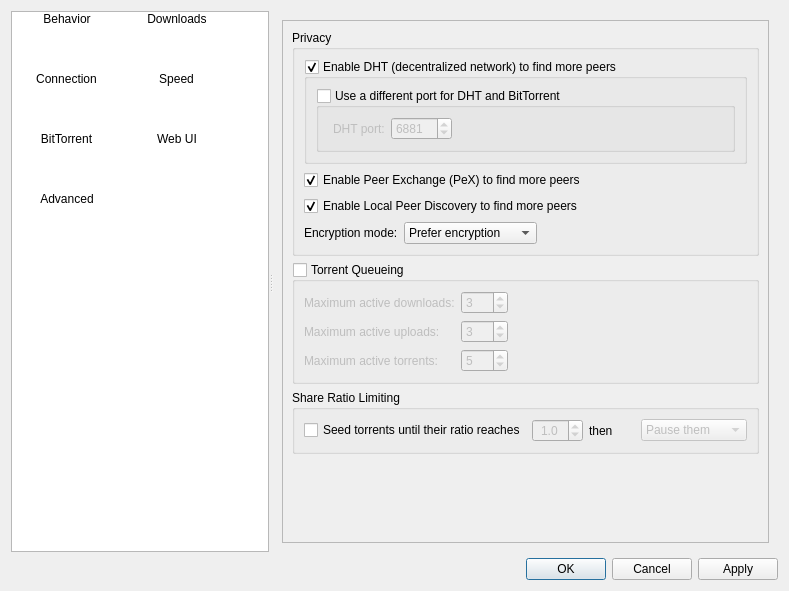
Above: src/preferences/options.ui from SysAdminDoc/qBittorrent-Vanced before the change. Below: the same form after it.
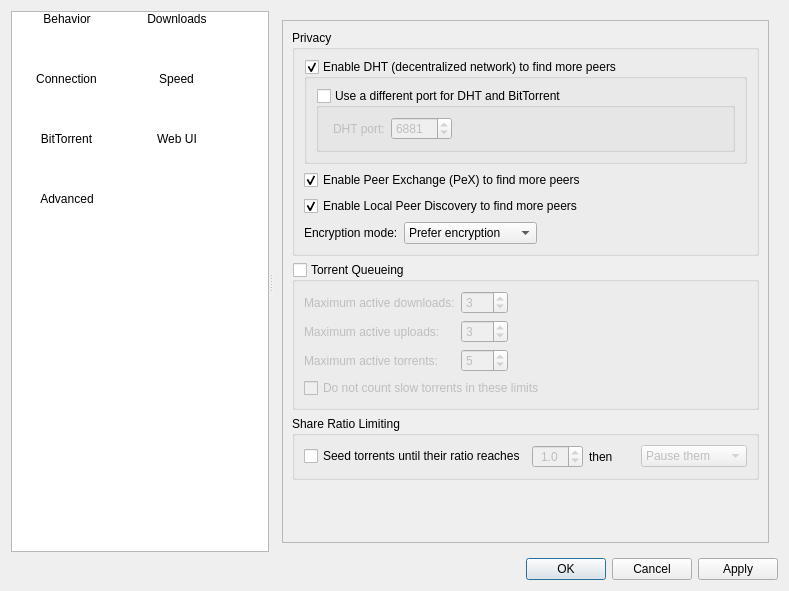
That is the form after the change. The open tabs and pages were chosen to show the change. Icons and pictures are not drawn.

Commit message:
Add setting to ignore slow torrents in queueing system
Closes https://bugs.launchpad.net/qbittorrent/+bug/799703

Patch:
```diff
--- a/src/preferences/options.ui
+++ b/src/preferences/options.ui
@@ -1825,9 +1825,9 @@
            <property name="geometry">
             <rect>
              <x>0</x>
-             <y>0</y>
+             <y>-67</y>
              <width>530</width>
-             <height>444</height>
+             <height>471</height>
             </rect>
            </property>
            <layout class="QVBoxLayout" name="verticalLayout_7">
@@ -2093,6 +2093,13 @@
                  </property>
                 </spacer>
                </item>
+               <item row="3" column="0" colspan="3">
+                <widget class="QCheckBox" name="checkIgnoreSlowTorrentsForQueueing">
+                 <property name="text">
+                  <string>Do not count slow torrents in these limits</string>
+                 </property>
+                </widget>
+               </item>
               </layout>
              </widget>
             </item>
```
Left out of the diff: 10 changed lines with no effect on the pictures. The commit also changes 39 other files.
